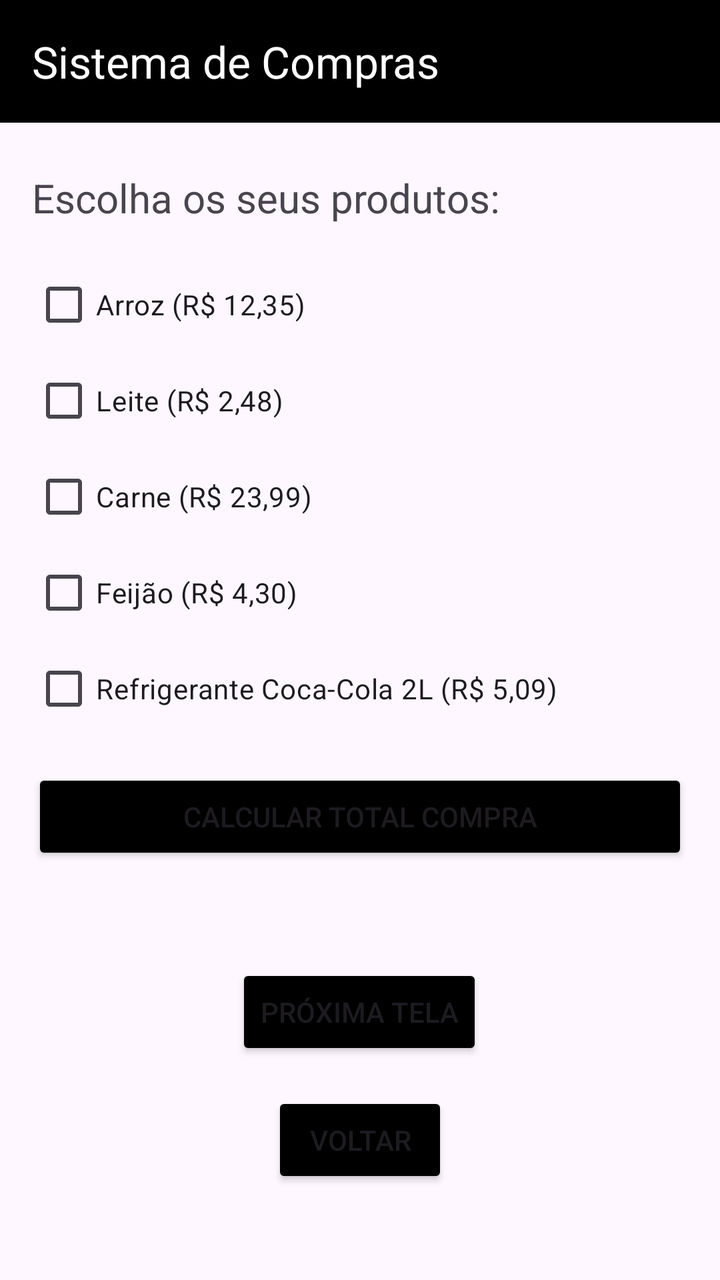
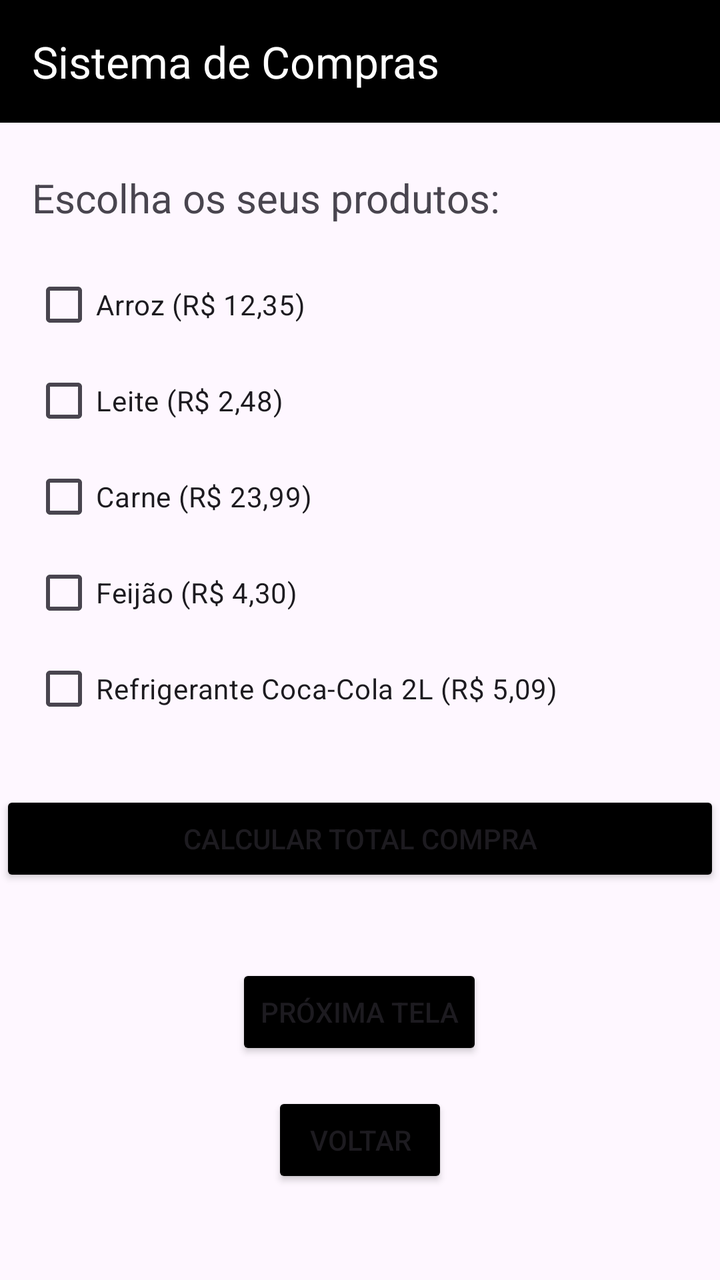

Compare the two renders of this Android layout. The source of the first and the diff that turns it into the second are given below.
<!-- AndroidManifest.xml: application theme Theme.Exercicio1 -->
<!-- res/layout/activity_sistema_de_compras.xml -->
<?xml version="1.0" encoding="utf-8"?>
<androidx.constraintlayout.widget.ConstraintLayout xmlns:android="http://schemas.android.com/apk/res/android"
    xmlns:app="http://schemas.android.com/apk/res-auto"
    xmlns:tools="http://schemas.android.com/tools"
    android:id="@+id/main"
    android:layout_width="match_parent"
    android:layout_height="match_parent"
    tools:context=".SistemaDeCompras">

    <androidx.constraintlayout.widget.ConstraintLayout
        android:layout_width="match_parent"
        android:layout_height="match_parent"
        tools:layout_editor_absoluteX="99dp"
        tools:layout_editor_absoluteY="-127dp">

        <androidx.cardview.widget.CardView
            android:id="@+id/crdHeader"
            android:layout_width="match_parent"
            android:layout_height="wrap_content"
            app:cardBackgroundColor="@color/black"
            app:cardCornerRadius="0dp"
            app:cardElevation="0dp"
            app:layout_constraintEnd_toEndOf="parent"
            app:layout_constraintStart_toStartOf="parent"
            app:layout_constraintTop_toTopOf="parent">

            <androidx.constraintlayout.widget.ConstraintLayout
                android:layout_width="match_parent"
                android:layout_height="match_parent">

                <TextView
                    android:id="@+id/txvTituloSistemaDeCompras"
                    android:layout_width="wrap_content"
                    android:layout_height="wrap_content"
                    android:layout_marginStart="16dp"
                    android:layout_marginTop="16dp"
                    android:layout_marginBottom="16dp"
                    android:text="@string/titulo_sistema_de_compras"
                    android:textColor="@color/white"
                    android:textSize="22sp"
                    app:layout_constraintBottom_toBottomOf="parent"
                    app:layout_constraintStart_toStartOf="parent"
                    app:layout_constraintTop_toTopOf="parent" />
            </androidx.constraintlayout.widget.ConstraintLayout>

        </androidx.cardview.widget.CardView>

        <TextView
            android:id="@+id/textView"
            android:layout_width="wrap_content"
            android:layout_height="wrap_content"
            android:layout_marginStart="16dp"
            android:layout_marginTop="24dp"
            android:text="@string/texto_sistema_de_compras"
            android:textSize="20sp"
            app:layout_constraintStart_toStartOf="parent"
            app:layout_constraintTop_toBottomOf="@+id/crdHeader" />

        <CheckBox
            android:id="@+id/checkBox"
            android:layout_width="wrap_content"
            android:layout_height="wrap_content"
            android:layout_marginStart="16dp"
            android:layout_marginTop="16dp"
            android:text="@string/arroz"
            app:layout_constraintStart_toStartOf="parent"
            app:layout_constraintTop_toBottomOf="@+id/textView" />

        <CheckBox
            android:id="@+id/checkBox2"
            android:layout_width="wrap_content"
            android:layout_height="wrap_content"
            android:layout_marginStart="16dp"
            android:text="@string/leite"
            app:layout_constraintStart_toStartOf="parent"
            app:layout_constraintTop_toBottomOf="@+id/checkBox" />

        <CheckBox
            android:id="@+id/checkBox3"
            android:layout_width="wrap_content"
            android:layout_height="wrap_content"
            android:layout_marginStart="16dp"
            android:text="@string/carne"
            app:layout_constraintStart_toStartOf="parent"
            app:layout_constraintTop_toBottomOf="@+id/checkBox2" />

        <CheckBox
            android:id="@+id/checkBox4"
            android:layout_width="wrap_content"
            android:layout_height="wrap_content"
            android:layout_marginStart="16dp"
            android:text="@string/feijao"
            app:layout_constraintStart_toStartOf="parent"
            app:layout_constraintTop_toBottomOf="@+id/checkBox3" />

        <CheckBox
            android:id="@+id/checkBox5"
            android:layout_width="wrap_content"
            android:layout_height="wrap_content"
            android:layout_marginStart="16dp"
            android:text="@string/refrigerante"
            app:layout_constraintStart_toStartOf="parent"
            app:layout_constraintTop_toBottomOf="@+id/checkBox4" />

        <Button
            android:id="@+id/btnCalcularTotalCompra"
            android:layout_width="0dp"
            android:layout_height="wrap_content"
            android:layout_marginStart="16dp"
            android:layout_marginTop="16dp"
            android:layout_marginEnd="16dp"
            android:backgroundTint="@color/black"
            android:text="@string/calcular_total_compra"
            app:cornerRadius="0dp"
            app:layout_constraintEnd_toEndOf="parent"
            app:layout_constraintStart_toStartOf="parent"
            app:layout_constraintTop_toBottomOf="@+id/checkBox5" />

        <Button
            android:id="@+id/btnVoltar"
            android:layout_width="wrap_content"
            android:layout_height="wrap_content"
            android:layout_marginBottom="46dp"
            android:backgroundTint="@color/black"
            android:text="@string/voltar"
            app:cornerRadius="0dp"
            app:layout_constraintBottom_toBottomOf="parent"
            app:layout_constraintEnd_toEndOf="parent"
            app:layout_constraintStart_toStartOf="parent" />

        <Button
            android:id="@+id/btnProximaTela2"
            android:layout_width="wrap_content"
            android:layout_height="wrap_content"
            android:layout_marginBottom="16dp"
            android:backgroundTint="@color/black"
            android:text="@string/proxima_tela"
            app:cornerRadius="0dp"
            app:layout_constraintBottom_toTopOf="@+id/btnVoltar"
            app:layout_constraintEnd_toEndOf="parent"
            app:layout_constraintHorizontal_bias="0.498"
            app:layout_constraintStart_toStartOf="parent" />

    </androidx.constraintlayout.widget.ConstraintLayout>
</androidx.constraintlayout.widget.ConstraintLayout>
<!-- resources referenced by this layout -->
<resources>
  <color name="black">#FF000000</color>
  <color name="white">#FFFFFFFF</color>
  <string name="arroz">Arroz (R$ 12,35)</string>
  <string name="calcular_total_compra">CALCULAR TOTAL COMPRA</string>
  <string name="carne">Carne (R$ 23,99)</string>
  <string name="feijao">Feijão (R$ 4,30)</string>
  <string name="leite">Leite (R$ 2,48)</string>
  <string name="proxima_tela">Próxima Tela</string>
  <string name="refrigerante">Refrigerante Coca-Cola 2L (R$ 5,09)</string>
  <string name="texto_sistema_de_compras">Escolha os seus produtos:</string>
  <string name="titulo_sistema_de_compras">Sistema de Compras</string>
  <string name="voltar">Voltar</string>
  <style name="Theme.Exercicio1" parent="Base.Theme.Exercicio1" />
  <style name="Base.Theme.Exercicio1" parent="Theme.Material3.DayNight.NoActionBar">
          
          
      </style>
</resources>

<!-- the commit's change to res/layout/activity_sistema_de_compras.xml (unified diff, before → after) -->
@@ -102,19 +102,25 @@
             app:layout_constraintStart_toStartOf="parent"
             app:layout_constraintTop_toBottomOf="@+id/checkBox4" />
 
+        <TextView
+            android:id="@+id/txvTotalCompra"
+            android:layout_width="wrap_content"
+            android:layout_height="wrap_content"
+            android:textSize="20sp"
+            app:layout_constraintEnd_toEndOf="parent"
+            app:layout_constraintStart_toStartOf="parent"
+            app:layout_constraintTop_toBottomOf="@+id/checkBox5" />
+
         <Button
             android:id="@+id/btnCalcularTotalCompra"
             android:layout_width="0dp"
             android:layout_height="wrap_content"
-            android:layout_marginStart="16dp"
-            android:layout_marginTop="16dp"
-            android:layout_marginEnd="16dp"
             android:backgroundTint="@color/black"
             android:text="@string/calcular_total_compra"
             app:cornerRadius="0dp"
             app:layout_constraintEnd_toEndOf="parent"
             app:layout_constraintStart_toStartOf="parent"
-            app:layout_constraintTop_toBottomOf="@+id/checkBox5" />
+            app:layout_constraintTop_toBottomOf="@+id/txvTotalCompra" />
 
         <Button
             android:id="@+id/btnVoltar"
